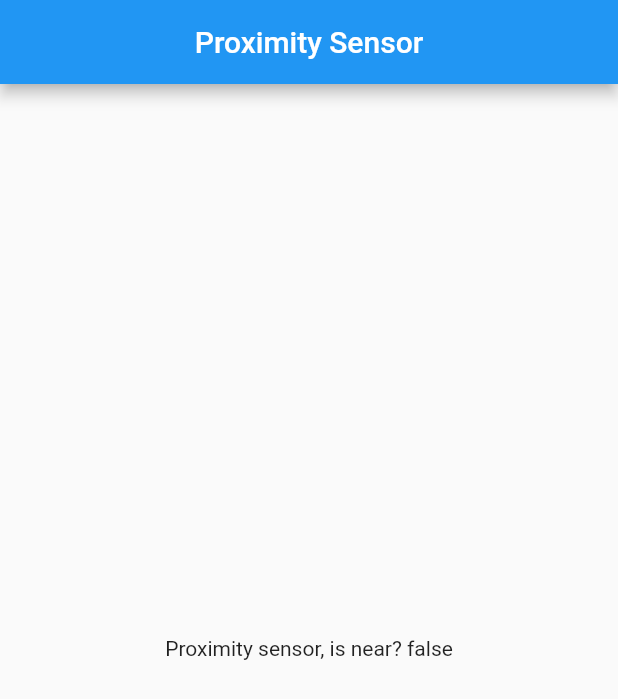
After one commit to marceyuli/Tugui, a Flutter app: the screen it shows after launch, on a phone screen of 412 x 824 dp. The commit adds this screen. Shown: the top 699 px of the screen. Run offline on Flutter 3.47's test engine with Material 2 defaults, Android fonts, the phone set to English and light mode, and no system bars; missing offline and left inert: proximity_sensor.

Commit message:
Library eliminated and routes updated

```diff
--- a/lib/main.dart
+++ b/lib/main.dart
@@ -16,12 +16,11 @@ class MyApp extends StatelessWidget {
       theme: ThemeData(
         primarySwatch: Colors.blue,
       ),
-      home: const MyHomePage(title: 'Tugui the guide Dog'),
+      home: const ProximitySensorTest(),
       routes: {
         'speechToText': (BuildContext context) => const SpeechToText(),
         'textToSpeech': (BuildContext context) => const TextToSpeech(),
-        'hardwareButtons': (BuildContext context) => const HardwareButtons(),
-        'proximitySensor': (BuildContext context) => const ProximitySensor()
+        'proximitySensor': (BuildContext context) => const ProximitySensorTest()
       },
     );
   }
--- a/lib/pages/pages.dart
+++ b/lib/pages/pages.dart
@@ -1,4 +1,3 @@
-export 'package:tuguiapp/pages/hardware_buttons.dart';
-export 'package:tuguiapp/pages/proximity_sensor.dart';
+export 'package:tuguiapp/pages/proximity_sensor_test.dart';
 export 'package:tuguiapp/pages/speech_to_text.dart';
 export 'package:tuguiapp/pages/text_to_speech.dart';
--- /dev/null
+++ b/lib/pages/proximity_sensor_test.dart
@@ -0,0 +1,59 @@
+import 'package:flutter/material.dart';
+import 'dart:async';
+import 'package:flutter/foundation.dart' as foundation;
+import 'package:proximity_sensor/proximity_sensor.dart';
+
+class ProximitySensorTest extends StatefulWidget {
+  const ProximitySensorTest({super.key});
+
+  @override
+  State<ProximitySensorTest> createState() => _ProximitySensorTestState();
+}
+
+class _ProximitySensorTestState extends State<ProximitySensorTest> {
+  bool _isNear = false;
+  late StreamSubscription<dynamic> _streamSubscription;
+
+  @override
+  void initState() {
+    super.initState();
+    listenSensor();
+  }
+
+  @override
+  void dispose() {
+    super.dispose();
+    _streamSubscription.cancel();
+  }
+
+  Future<void> listenSensor() async {
+    FlutterError.onError = (FlutterErrorDetails details) {
+      if (foundation.kDebugMode) {
+        FlutterError.dumpErrorToConsole(details);
+      }
+    };
+    _streamSubscription = ProximitySensor.events.listen((int event) {
+      setState(() {
+        _isNear = (event > 0) ? true : false;
+      });
+    });
+  }
+
+  @override
+  Widget build(BuildContext context) {
+    return Scaffold(
+      appBar: AppBar(
+        centerTitle: true,
+        title: const Text("Proximity Sensor"),
+      ),
+      body: Center(
+        child: Column(
+          mainAxisAlignment: MainAxisAlignment.center,
+          children: <Widget>[
+            Text('Proximity sensor, is near? $_isNear\n'),
+          ],
+        ),
+      ),
+    );
+  }
+}
--- a/pubspec.yaml
+++ b/pubspec.yaml
@@ -36,7 +36,6 @@ dependencies:
   # Use with the CupertinoIcons class for iOS style icons.
   cupertino_icons: ^1.0.2
   proximity_sensor: ^1.0.4
-  hardware_buttons: ^1.0.0
 
 dev_dependencies:
   flutter_test:
```
Also changed, not shown: lib/pages/hardware_buttons.dart (deleted, +0 -47 lines), lib/pages/proximity_sensor.dart (deleted, +0 -47 lines), pubspec.lock.
